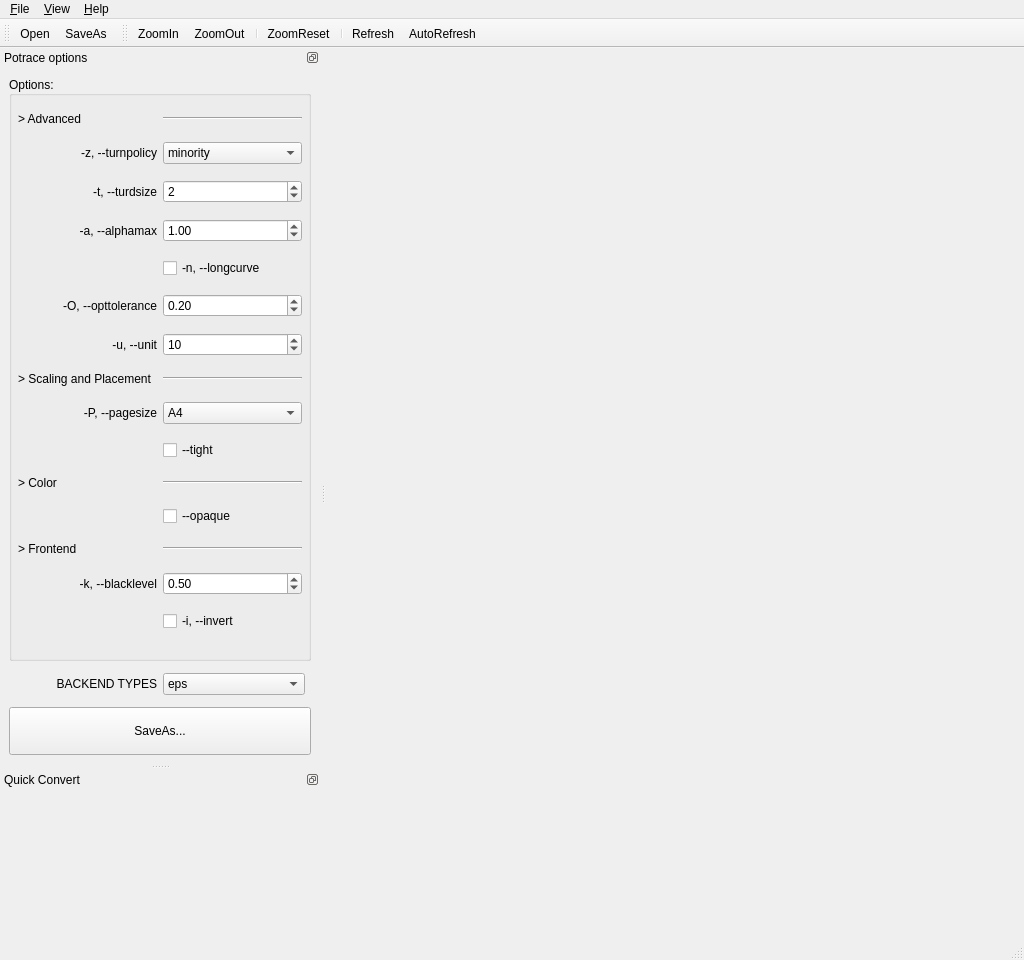
This is ui/MainWindow.ui in MizunagiKB/potrace_gui as Qt 5 draws it before an edit. The edited form follows.
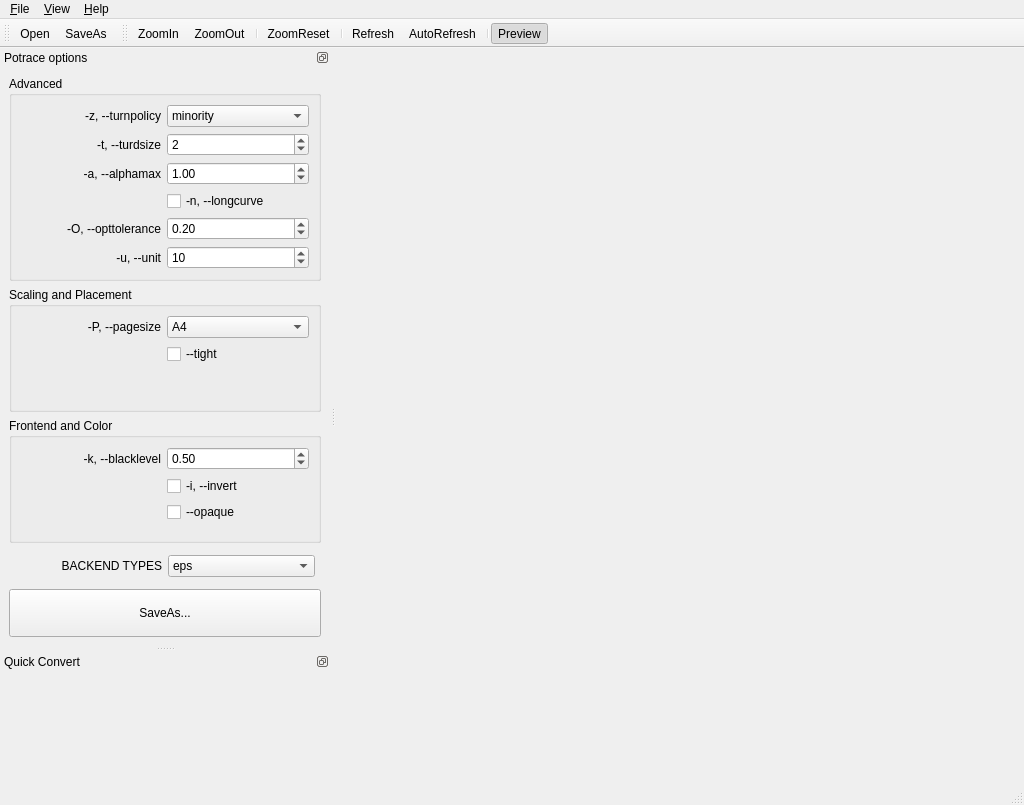
This is the edited form. Icons and pictures are not drawn.

```diff
--- a/ui/MainWindow.ui
+++ b/ui/MainWindow.ui
@@ -7,7 +7,7 @@
     <x>0</x>
     <y>0</y>
     <width>1024</width>
-    <height>960</height>
+    <height>805</height>
    </rect>
   </property>
   <property name="acceptDrops">
@@ -94,12 +94,14 @@
    <addaction name="separator"/>
    <addaction name="actionViewRefresh"/>
    <addaction name="actionViewAutoRefresh"/>
+   <addaction name="separator"/>
+   <addaction name="actionViewPreview"/>
   </widget>
   <widget class="QDockWidget" name="dockWidget_7">
    <property name="minimumSize">
     <size>
-     <width>320</width>
-     <height>480</height>
+     <width>330</width>
+     <height>583</height>
     </size>
    </property>
    <property name="maximumSize">
@@ -126,85 +128,89 @@
    <widget class="QWidget" name="dockWidgetContents_9">
     <layout class="QVBoxLayout" name="verticalLayout_18">
      <item>
-      <widget class="QGroupBox" name="groupBox_9">
-       <property name="minimumSize">
-        <size>
-         <width>0</width>
-         <height>64</height>
-        </size>
-       </property>
+      <widget class="QGroupBox" name="groupBox">
        <property name="title">
-        <string>Options:</string>
+        <string>Advanced</string>
        </property>
-       <property name="alignment">
-        <set>Qt::AlignLeading|Qt::AlignLeft|Qt::AlignVCenter</set>
-       </property>
-       <layout class="QGridLayout" name="gridLayout">
-        <property name="leftMargin">
-         <number>6</number>
-        </property>
-        <property name="topMargin">
-         <number>6</number>
-        </property>
-        <property name="rightMargin">
-         <number>6</number>
-        </property>
-        <property name="bottomMargin">
-         <number>6</number>
-        </property>
-        <item row="17" column="1">
-         <widget class="Line" name="line">
-          <property name="orientation">
-           <enum>Qt::Horizontal</enum>
+       <layout class="QFormLayout" name="formLayout">
+        <item row="0" column="0">
+         <widget class="QLabel" name="label_54">
+          <property name="minimumSize">
+           <size>
+            <width>140</width>
+            <height>0</height>
+           </size>
           </property>
-         </widget>
-        </item>
-        <item row="14" column="1">
-         <widget class="Line" name="line_4">
-          <property name="orientation">
-           <enum>Qt::Horizontal</enum>
-          </property>
-         </widget>
-        </item>
-        <item row="18" column="1">
-         <widget class="QDoubleSpinBox" name="ptBlacklevel">
-          <property name="maximum">
-           <double>1.000000000000000</double>
-          </property>
-          <property name="singleStep">
-           <double>0.050000000000000</double>
-          </property>
-          <property name="value">
-           <double>0.500000000000000</double>
-          </property>
-         </widget>
-        </item>
-        <item row="15" column="1">
-         <widget class="QCheckBox" name="ptOpaque">
           <property name="text">
-           <string>--opaque</string>
-          </property>
-         </widget>
-        </item>
-        <item row="18" column="0">
-         <widget class="QLabel" name="label_32">
-          <property name="text">
-           <string>-k, --blacklevel</string>
+           <string>-z, --turnpolicy</string>
           </property>
           <property name="alignment">
            <set>Qt::AlignRight|Qt::AlignTrailing|Qt::AlignVCenter</set>
           </property>
          </widget>
         </item>
-        <item row="14" column="0">
-         <widget class="QLabel" name="label_2">
-          <property name="text">
-           <string>&gt; Color</string>
+        <item row="0" column="1">
+         <widget class="QComboBox" name="ptTurnpolicy">
+          <property name="sizePolicy">
+           <sizepolicy hsizetype="Preferred" vsizetype="Fixed">
+            <horstretch>0</horstretch>
+            <verstretch>0</verstretch>
+           </sizepolicy>
           </property>
+          <property name="minimumSize">
+           <size>
+            <width>128</width>
+            <height>0</height>
+           </size>
+          </property>
+          <property name="currentIndex">
+           <number>4</number>
+          </property>
+          <item>
+           <property name="text">
+            <string>black</string>
+           </property>
+          </item>
+          <item>
+           <property name="text">
+            <string>white</string>
+           </property>
+          </item>
+          <item>
+           <property name="text">
+            <string>right</string>
+           </property>
+          </item>
+          <item>
+           <property name="text">
+            <string>left</string>
+           </property>
+          </item>
+          <item>
+           <property name="text">
+            <string>minority</string>
+           </property>
+          </item>
+          <item>
+           <property name="text">
+            <string>majority</string>
+           </property>
+          </item>
+          <item>
+           <property name="text">
+            <string>random</string>
+           </property>
+          </item>
          </widget>
         </item>
-        <item row="2" column="0">
+        <item row="1" column="0">
          <widget class="QLabel" name="label_55">
+          <property name="minimumSize">
+           <size>
+            <width>140</width>
+            <height>0</height>
+           </size>
+          </property>
           <property name="text">
            <string>-t, --turdsize</string>
           </property>
@@ -213,35 +219,14 @@
           </property>
          </widget>
         </item>
-        <item row="6" column="0">
-         <widget class="QLabel" name="label_58">
-          <property name="text">
-           <string>-u, --unit</string>
-          </property>
-          <property name="alignment">
-           <set>Qt::AlignRight|Qt::AlignTrailing|Qt::AlignVCenter</set>
-          </property>
-         </widget>
-        </item>
-        <item row="17" column="0">
-         <widget class="QLabel" name="label_59">
-          <property name="text">
-           <string>&gt; Frontend</string>
-          </property>
-         </widget>
-        </item>
-        <item row="3" column="0">
-         <widget class="QLabel" name="label_56">
-          <property name="text">
-           <string>-a, --alphamax</string>
-          </property>
-          <property name="alignment">
-           <set>Qt::AlignRight|Qt::AlignTrailing|Qt::AlignVCenter</set>
-          </property>
-         </widget>
-        </item>
-        <item row="2" column="1">
+        <item row="1" column="1">
          <widget class="QSpinBox" name="ptTurdsize">
+          <property name="minimumSize">
+           <size>
+            <width>128</width>
+            <height>0</height>
+           </size>
+          </property>
           <property name="focusPolicy">
            <enum>Qt::WheelFocus</enum>
           </property>
@@ -250,22 +235,116 @@
           </property>
          </widget>
         </item>
-        <item row="10" column="1">
-         <widget class="Line" name="line_3">
-          <property name="orientation">
-           <enum>Qt::Horizontal</enum>
+        <item row="2" column="0">
+         <widget class="QLabel" name="label_56">
+          <property name="minimumSize">
+           <size>
+            <width>140</width>
+            <height>0</height>
+           </size>
           </property>
+          <property name="text">
+           <string>-a, --alphamax</string>
+          </property>
+          <property name="alignment">
+           <set>Qt::AlignRight|Qt::AlignTrailing|Qt::AlignVCenter</set>
+          </property>
          </widget>
         </item>
-        <item row="4" column="1">
+        <item row="2" column="1">
+         <widget class="QDoubleSpinBox" name="ptAlphamax">
+          <property name="sizePolicy">
+           <sizepolicy hsizetype="Preferred" vsizetype="Fixed">
+            <horstretch>0</horstretch>
+            <verstretch>0</verstretch>
+           </sizepolicy>
+          </property>
+          <property name="minimumSize">
+           <size>
+            <width>128</width>
+            <height>0</height>
+           </size>
+          </property>
+          <property name="maximum">
+           <double>99.000000000000000</double>
+          </property>
+          <property name="singleStep">
+           <double>0.100000000000000</double>
+          </property>
+          <property name="value">
+           <double>1.000000000000000</double>
+          </property>
+         </widget>
+        </item>
+        <item row="3" column="1">
          <widget class="QCheckBox" name="ptLongcurve">
           <property name="text">
            <string>-n, --longcurve</string>
           </property>
          </widget>
         </item>
-        <item row="6" column="1">
+        <item row="4" column="1">
+         <widget class="QDoubleSpinBox" name="ptOpttolerance">
+          <property name="minimumSize">
+           <size>
+            <width>128</width>
+            <height>0</height>
+           </size>
+          </property>
+          <property name="decimals">
+           <number>2</number>
+          </property>
+          <property name="maximum">
+           <double>99.000000000000000</double>
+          </property>
+          <property name="singleStep">
+           <double>0.100000000000000</double>
+          </property>
+          <property name="value">
+           <double>0.200000000000000</double>
+          </property>
+         </widget>
+        </item>
+        <item row="4" column="0">
+         <widget class="QLabel" name="label_57">
+          <property name="minimumSize">
+           <size>
+            <width>140</width>
+            <height>0</height>
+           </size>
+          </property>
+          <property name="text">
+           <string>-O, --opttolerance</string>
+          </property>
+          <property name="alignment">
+           <set>Qt::AlignRight|Qt::AlignTrailing|Qt::AlignVCenter</set>
+          </property>
+         </widget>
+        </item>
+        <item row="5" column="0">
+         <widget class="QLabel" name="label_58">
+          <property name="minimumSize">
+           <size>
+            <width>140</width>
+            <height>0</height>
+           </size>
+          </property>
+          <property name="text">
+           <string>-u, --unit</string>
+          </property>
+          <property name="alignment">
+           <set>Qt::AlignRight|Qt::AlignTrailing|Qt::AlignVCenter</set>
+          </property>
+         </widget>
+        </item>
+        <item row="5" column="1">
          <widget class="QSpinBox" name="ptUnit">
+          <property name="minimumSize">
+           <size>
+            <width>128</width>
+            <height>0</height>
+           </size>
+          </property>
           <property name="minimum">
            <number>1</number>
           </property>
@@ -277,8 +356,52 @@
           </property>
          </widget>
         </item>
-        <item row="11" column="1">
+       </layout>
+      </widget>
+     </item>
+     <item>
+      <widget class="QGroupBox" name="groupBox_2">
+       <property name="title">
+        <string>Scaling and Placement</string>
+       </property>
+       <layout class="QFormLayout" name="formLayout_2">
+        <item row="0" column="0">
+         <widget class="QLabel" name="label_47">
+          <property name="minimumSize">
+           <size>
+            <width>140</width>
+            <height>0</height>
+           </size>
+          </property>
+          <property name="text">
+           <string>-P, --pagesize</string>
+          </property>
+          <property name="alignment">
+           <set>Qt::AlignRight|Qt::AlignTrailing|Qt::AlignVCenter</set>
+          </property>
+         </widget>
+        </item>
+        <item row="1" column="1">
+         <widget class="QCheckBox" name="ptTight">
+          <property name="minimumSize">
+           <size>
+            <width>128</width>
+            <height>0</height>
+           </size>
+          </property>
+          <property name="text">
+           <string>--tight</string>
+          </property>
+         </widget>
+        </item>
+        <item row="0" column="1">
          <widget class="QComboBox" name="ptPagesize">
+          <property name="minimumSize">
+           <size>
+            <width>128</width>
+            <height>0</height>
+           </size>
+          </property>
           <item>
            <property name="text">
             <string>A4</string>
@@ -341,137 +464,87 @@
           </item>
          </widget>
         </item>
-        <item row="5" column="1">
-         <widget class="QDoubleSpinBox" name="ptOpttolerance">
-          <property name="decimals">
-           <number>2</number>
+       </layout>
+      </widget>
+     </item>
+     <item>
+      <widget class="QGroupBox" name="groupBox_3">
+       <property name="title">
+        <string>Frontend and Color</string>
+       </property>
+       <layout class="QFormLayout" name="formLayout_3">
+        <item row="2" column="0">
+         <widget class="QLabel" name="label_3">
+          <property name="minimumSize">
+           <size>
+            <width>140</width>
+            <height>0</height>
+           </size>
           </property>
-          <property name="maximum">
-           <double>99.000000000000000</double>
-          </property>
-          <property name="singleStep">
-           <double>0.100000000000000</double>
-          </property>
-          <property name="value">
-           <double>0.200000000000000</double>
-          </property>
-         </widget>
-        </item>
-        <item row="1" column="1">
-         <widget class="QComboBox" name="ptTurnpolicy">
-          <property name="currentIndex">
-           <number>4</number>
-          </property>
-          <item>
-           <property name="text">
-            <string>black</string>
-           </property>
-          </item>
-          <item>
-           <property name="text">
-            <string>white</string>
-           </property>
-          </item>
-          <item>
-           <property name="text">
-            <string>right</string>
-           </property>
-          </item>
-          <item>
-           <property name="text">
-            <string>left</string>
-           </property>
-          </item>
-          <item>
-           <property name="text">
-            <string>minority</string>
-           </property>
-          </item>
-          <item>
-           <property name="text">
-            <string>majority</string>
-           </property>
-          </item>
-          <item>
-           <property name="text">
-            <string>random</string>
-           </property>
-          </item>
-         </widget>
-        </item>
-        <item row="3" column="1">
-         <widget class="QDoubleSpinBox" name="ptAlphamax">
-          <property name="maximum">
-           <double>99.000000000000000</double>
-          </property>
-          <property name="singleStep">
-           <double>0.100000000000000</double>
-          </property>
-          <property name="value">
-           <double>1.000000000000000</double>
-          </property>
-         </widget>
-        </item>
-        <item row="12" column="1">
-         <widget class="QCheckBox" name="ptTight">
           <property name="text">
-           <string>--tight</string>
-          </property>
-         </widget>
-        </item>
-        <item row="0" column="1">
-         <widget class="Line" name="line_2">
-          <property name="orientation">
-           <enum>Qt::Horizontal</enum>
-          </property>
-         </widget>
-        </item>
-        <item row="5" column="0">
-         <widget class="QLabel" name="label_57">
-          <property name="text">
-           <string>-O, --opttolerance</string>
+           <string/>
           </property>
           <property name="alignment">
            <set>Qt::AlignRight|Qt::AlignTrailing|Qt::AlignVCenter</set>
           </property>
          </widget>
         </item>
-        <item row="10" column="0">
-         <widget class="QLabel" name="label_61">
+        <item row="2" column="1">
+         <widget class="QCheckBox" name="ptOpaque">
+          <property name="minimumSize">
+           <size>
+            <width>128</width>
+            <height>0</height>
+           </size>
+          </property>
           <property name="text">
-           <string>&gt; Scaling and Placement</string>
+           <string>--opaque</string>
           </property>
          </widget>
         </item>
         <item row="0" column="0">
-         <widget class="QLabel" name="label_60">
-          <property name="text">
-           <string>&gt; Advanced</string>
+         <widget class="QLabel" name="label_32">
+          <property name="minimumSize">
+           <size>
+            <width>140</width>
+            <height>0</height>
+           </size>
           </property>
-         </widget>
-        </item>
-        <item row="11" column="0">
-         <widget class="QLabel" name="label_47">
           <property name="text">
-           <string>-P, --pagesize</string>
+           <string>-k, --blacklevel</string>
           </property>
           <property name="alignment">
            <set>Qt::AlignRight|Qt::AlignTrailing|Qt::AlignVCenter</set>
           </property>
          </widget>
         </item>
-        <item row="1" column="0">
-         <widget class="QLabel" name="label_54">
-          <property name="text">
-           <string>-z, --turnpolicy</string>
+        <item row="0" column="1">
+         <widget class="QDoubleSpinBox" name="ptBlacklevel">
+          <property name="minimumSize">
+           <size>
+            <width>128</width>
+            <height>0</height>
+           </size>
           </property>
-          <property name="alignment">
-           <set>Qt::AlignRight|Qt::AlignTrailing|Qt::AlignVCenter</set>
+          <property name="maximum">
+           <double>1.000000000000000</double>
           </property>
+          <property name="singleStep">
+           <double>0.050000000000000</double>
+          </property>
+          <property name="value">
+           <double>0.500000000000000</double>
+          </property>
          </widget>
         </item>
-        <item row="19" column="1">
+        <item row="1" column="1">
          <widget class="QCheckBox" name="ptInvert">
+          <property name="minimumSize">
+           <size>
+            <width>128</width>
+            <height>0</height>
+           </size>
+          </property>
           <property name="text">
            <string>-i, --invert</string>
           </property>
@@ -726,6 +799,49 @@
     <string>AutoRefresh</string>
    </property>
   </action>
+  <action name="actionPreviewHori">
+   <property name="checkable">
+    <bool>true</bool>
+   </property>
+   <property name="icon">
+    <iconset resource="../resource.qrc">
+     <normaloff>:/ICONS/res/application_tile_horizontal.png</normaloff>:/ICONS/res/application_tile_horizontal.png</iconset>
+   </property>
+   <property name="text">
+    <string>PreviewHori</string>
+   </property>
+  </action>
+  <action name="actionPreviewVirt">
+   <property name="checkable">
+    <bool>true</bool>
+   </property>
+   <property name="icon">
+    <iconset resource="../resource.qrc">
+     <normaloff>:/ICONS/res/application_tile_vertical.png</normaloff>:/ICONS/res/application_tile_vertical.png</iconset>
+   </property>
+   <property name="text">
+    <string>PreviewVirt</string>
+   </property>
+  </action>
+  <action name="actionViewPreview">
+   <property name="checkable">
+    <bool>true</bool>
+   </property>
+   <property name="checked">
+    <bool>true</bool>
+   </property>
+   <property name="icon">
+    <iconset>
+     <normalon>:/ICONS/res/picture_edit.png</normalon>
+    </iconset>
+   </property>
+   <property name="text">
+    <string>Preview</string>
+   </property>
+   <property name="toolTip">
+    <string>Preview</string>
+   </property>
+  </action>
  </widget>
  <tabstops>
   <tabstop>ptTurnpolicy</tabstop>
```
Left out of the diff: 8 changed lines with no effect on the pictures.
